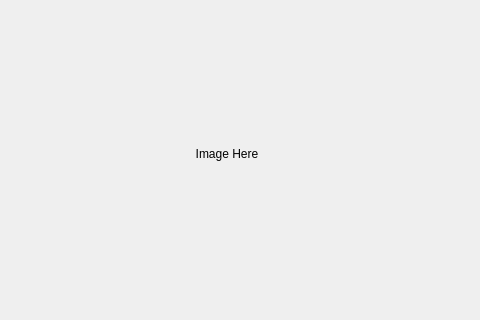
Old version of the form mainwindow.ui in the repository emreozanalkan/VPOpenCVProject; both pictures show x 483 to 963 and y 133 to 453 of the 1100 by 600 pixel window.
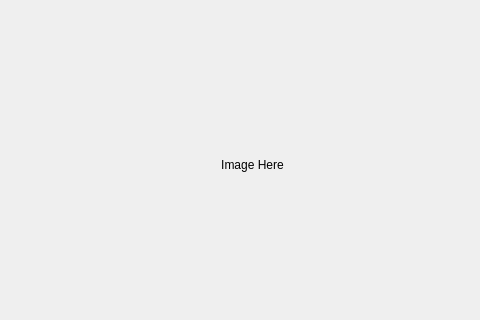
New version of the form.

The edit to the form file:
```diff
--- a/mainwindow.ui
+++ b/mainwindow.ui
@@ -68,8 +68,8 @@
      <rect>
       <x>390</x>
       <y>30</y>
-      <width>640</width>
-      <height>480</height>
+      <width>691</width>
+      <height>501</height>
      </rect>
     </property>
     <property name="text">
```
Left out of the diff: 4 changed lines with no effect on the pictures.
